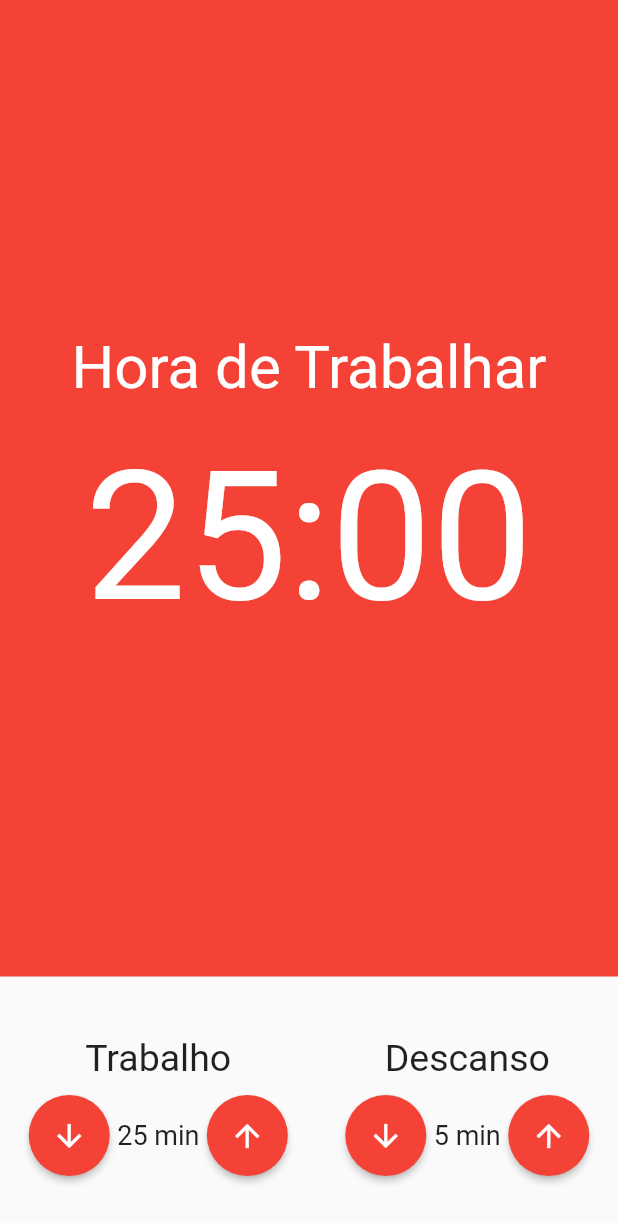
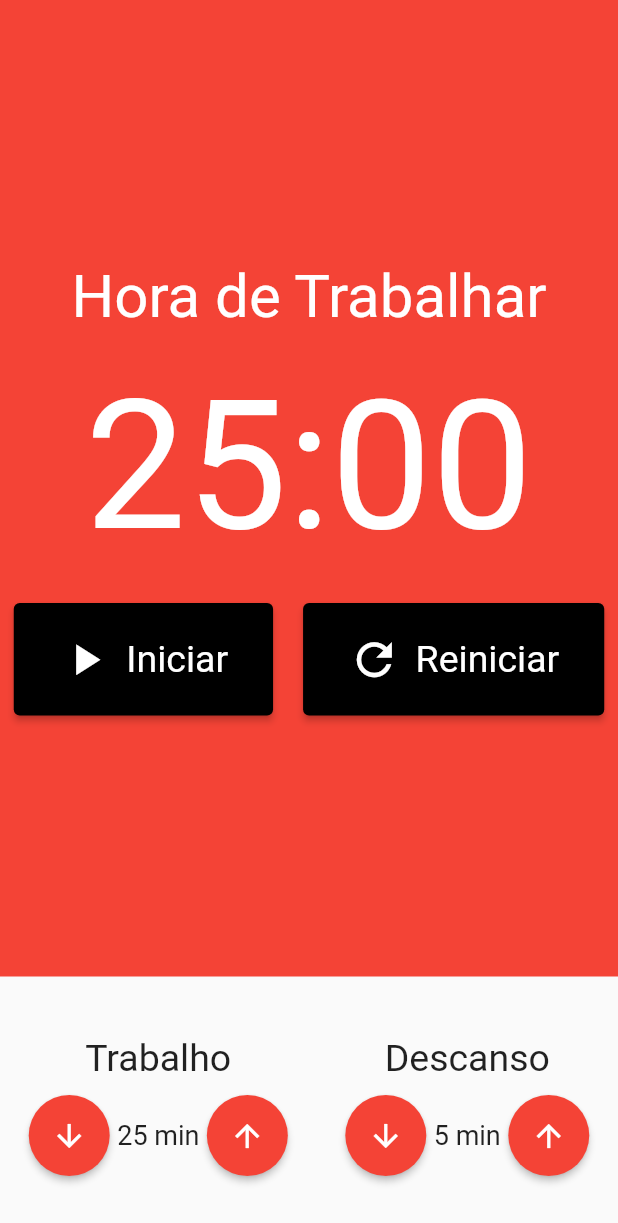
Before and after one commit to faamaral/pomodoro, a Flutter app: the screen it shows after launch, on a phone screen of 412 x 824 dp. Shown: the top 1223 px of the screen. Run offline on Flutter 3.47's test engine with Material 2 defaults, Android fonts, the phone set to English and light mode, and no system bars; our stand-ins replace mobx; generated files the repository leaves out were written again.

Commit message:
created button cronometro component

```diff
--- a/lib/components/cronometro.dart
+++ b/lib/components/cronometro.dart
@@ -1,4 +1,5 @@
 import 'package:flutter/material.dart';
+import 'package:pomodoro/components/cronometro_botao.dart';
 
 class Cronometro extends StatelessWidget {
   const Cronometro({super.key});
@@ -25,6 +26,26 @@ class Cronometro extends StatelessWidget {
               color: Colors.white,
             ),
           ),
+          SizedBox(
+            height: 20,
+          ),
+          Row(
+            mainAxisAlignment: MainAxisAlignment.center,
+            children: [
+              Padding(
+                padding: const EdgeInsets.only(right: 10),
+                child: CronometroBotao(text: 'Iniciar', icon: Icons.play_arrow),
+              ),
+              // Padding(
+              //   padding: const EdgeInsets.only(right: 10),
+              //   child: CronometroBotao(text: 'Parar', icon: Icons.stop),
+              // ),
+              Padding(
+                padding: const EdgeInsets.only(left: 10),
+                child: CronometroBotao(text: 'Reiniciar', icon: Icons.refresh),
+              ),
+            ],
+          )
         ],
       ),
     );
--- /dev/null
+++ b/lib/components/cronometro_botao.dart
@@ -0,0 +1,31 @@
+import 'package:flutter/material.dart';
+
+class CronometroBotao extends StatelessWidget {
+  final String text;
+  final IconData icon;
+  const CronometroBotao({super.key, required this.text, required this.icon});
+
+  @override
+  Widget build(BuildContext context) {
+    return ElevatedButton(
+      style: ElevatedButton.styleFrom(
+        backgroundColor: Colors.black,
+        padding: const EdgeInsets.symmetric(
+          horizontal: 30,
+          vertical: 20,
+        ),
+        textStyle: const TextStyle(fontSize: 25),
+      ),
+      onPressed: () {},
+      child: Row(
+        children: [
+          Padding(
+            padding: const EdgeInsets.only(right: 10),
+            child: Icon(icon, size: 35,),
+          ),
+          Text(text),
+        ],
+      ),
+    );
+  }
+}
```
